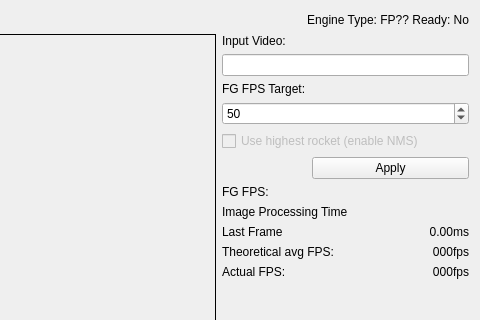
Old version of the form src/evaluator_gui_form.ui in the repository DavidBaldsiefen/rocket_tracker; both pictures show x 275 to 755 and y 0 to 320 of the 755 by 548 pixel window.
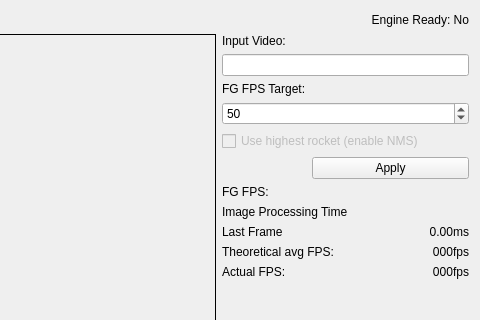
New version of the form.

Commit message: Add engine datatype warning

What changed in the file:
```diff
--- a/src/evaluator_gui_form.ui
+++ b/src/evaluator_gui_form.ui
@@ -239,7 +239,7 @@
      <item row="0" column="1">
       <widget class="QLabel" name="trt_label">
        <property name="text">
-        <string>Engine Type: FP?? Ready: No</string>
+        <string>Engine Ready: No</string>
        </property>
        <property name="alignment">
         <set>Qt::AlignRight|Qt::AlignTrailing|Qt::AlignVCenter</set>
```
The commit also changes 2 other files.
